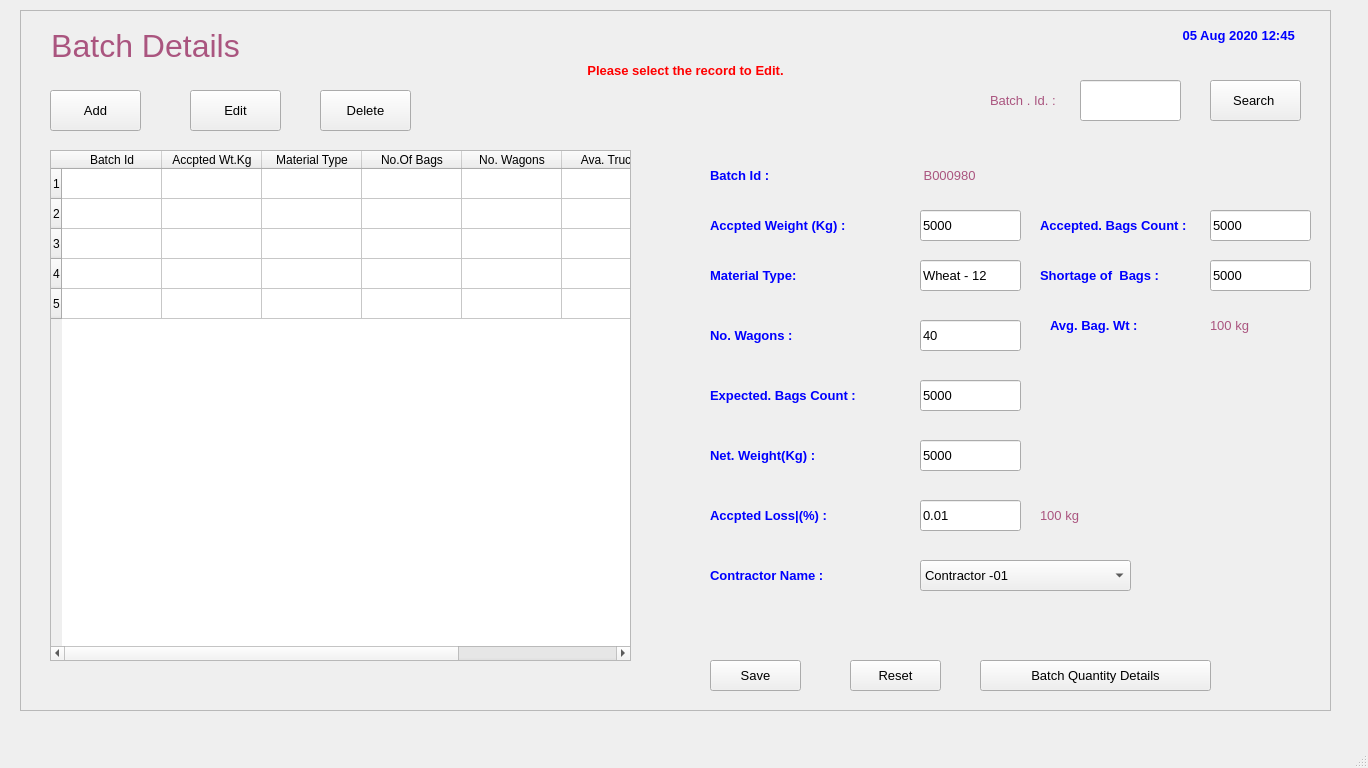
First picture: the form in FCI/ui/fci_02_Batches.ui, repository sanjaymanegit/testRepo, before the edit.
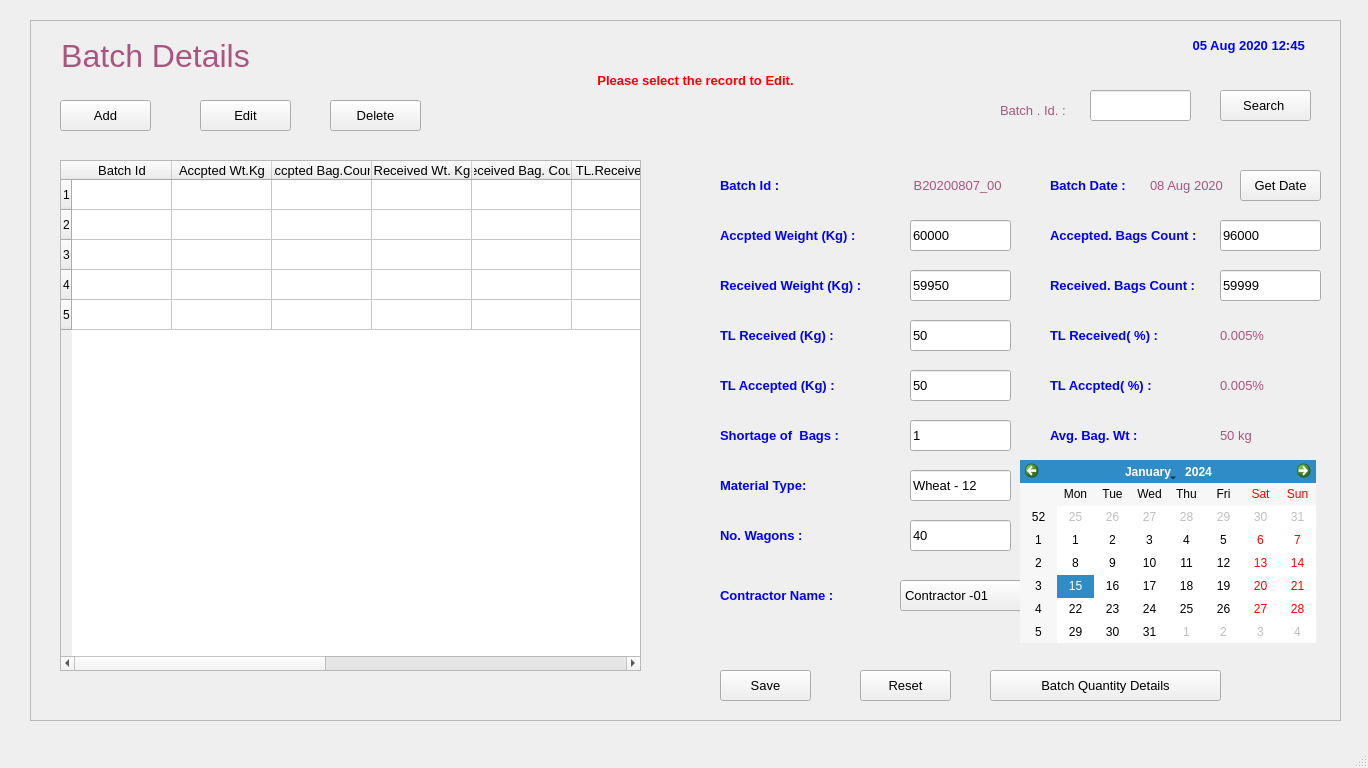
Second picture: the form after the edit.

Patch:
```diff
--- a/FCI/ui/fci_02_Batches.ui
+++ b/FCI/ui/fci_02_Batches.ui
@@ -23,8 +23,8 @@
    <widget class="QFrame" name="frame">
     <property name="geometry">
      <rect>
-      <x>20</x>
-      <y>10</y>
+      <x>30</x>
+      <y>20</y>
       <width>1311</width>
       <height>701</height>
      </rect>
@@ -93,7 +93,7 @@
        <x>30</x>
        <y>80</y>
        <width>91</width>
-       <height>41</height>
+       <height>31</height>
       </rect>
      </property>
      <property name="font">
@@ -111,7 +111,7 @@
        <x>170</x>
        <y>80</y>
        <width>91</width>
-       <height>41</height>
+       <height>31</height>
       </rect>
      </property>
      <property name="font">
@@ -129,7 +129,7 @@
        <x>300</x>
        <y>80</y>
        <width>91</width>
-       <height>41</height>
+       <height>31</height>
       </rect>
      </property>
      <property name="font">
@@ -179,37 +179,192 @@
       <property name="text">
        <string>Batch Id</string>
       </property>
+      <property name="font">
+       <font>
+        <pointsize>10</pointsize>
+       </font>
+      </property>
      </column>
      <column>
       <property name="text">
        <string>Accpted Wt.Kg</string>
       </property>
+      <property name="font">
+       <font>
+        <pointsize>10</pointsize>
+       </font>
+      </property>
+     </column>
+     <column>
+      <property name="text">
+       <string>Accpted Bag.Count</string>
+      </property>
+      <property name="font">
+       <font>
+        <pointsize>10</pointsize>
+       </font>
+      </property>
+     </column>
+     <column>
+      <property name="text">
+       <string>Received Wt. Kg</string>
+      </property>
+      <property name="font">
+       <font>
+        <pointsize>10</pointsize>
+       </font>
+      </property>
+     </column>
+     <column>
+      <property name="text">
+       <string>Received Bag. Count</string>
+      </property>
+      <property name="font">
+       <font>
+        <pointsize>10</pointsize>
+       </font>
+      </property>
+     </column>
+     <column>
+      <property name="text">
+       <string>TL.Received Kg</string>
+      </property>
+      <property name="font">
+       <font>
+        <pointsize>10</pointsize>
+       </font>
+      </property>
+     </column>
+     <column>
+      <property name="text">
+       <string>TL.Received %</string>
+      </property>
+      <property name="font">
+       <font>
+        <pointsize>10</pointsize>
+       </font>
+      </property>
+     </column>
+     <column>
+      <property name="text">
+       <string>TL Accpted Kg</string>
+      </property>
+      <property name="font">
+       <font>
+        <pointsize>10</pointsize>
+       </font>
+      </property>
+     </column>
+     <column>
+      <property name="text">
+       <string>TL Accpted %</string>
+      </property>
+      <property name="font">
+       <font>
+        <pointsize>10</pointsize>
+       </font>
+      </property>
      </column>
      <column>
       <property name="text">
        <string>Material Type</string>
       </property>
-     </column>
-     <column>
-      <property name="text">
-       <string>No.Of Bags</string>
+      <property name="font">
+       <font>
+        <pointsize>10</pointsize>
+       </font>
       </property>
      </column>
      <column>
       <property name="text">
        <string>No. Wagons</string>
       </property>
-     </column>
-     <column>
-      <property name="text">
-       <string>Ava. Trucks</string>
+      <property name="font">
+       <font>
+        <pointsize>10</pointsize>
+       </font>
       </property>
      </column>
-     <column>
+     <item row="0" column="0">
       <property name="text">
-       <string>Remark</string>
+       <string/>
       </property>
-     </column>
+      <property name="font">
+       <font>
+        <pointsize>10</pointsize>
+       </font>
+      </property>
+     </item>
+     <item row="0" column="1">
+      <property name="font">
+       <font>
+        <pointsize>10</pointsize>
+       </font>
+      </property>
+     </item>
+     <item row="0" column="2">
+      <property name="font">
+       <font>
+        <pointsize>10</pointsize>
+       </font>
+      </property>
+     </item>
+     <item row="0" column="3">
+      <property name="font">
+       <font>
+        <pointsize>10</pointsize>
+       </font>
+      </property>
+     </item>
+     <item row="0" column="4">
+      <property name="font">
+       <font>
+        <pointsize>10</pointsize>
+       </font>
+      </property>
+     </item>
+     <item row="0" column="5">
+      <property name="font">
+       <font>
+        <pointsize>10</pointsize>
+       </font>
+      </property>
+     </item>
+     <item row="0" column="6">
+      <property name="font">
+       <font>
+        <pointsize>10</pointsize>
+       </font>
+      </property>
+     </item>
+     <item row="0" column="7">
+      <property name="font">
+       <font>
+        <pointsize>10</pointsize>
+       </font>
+      </property>
+     </item>
+     <item row="0" column="8">
+      <property name="font">
+       <font>
+        <pointsize>10</pointsize>
+       </font>
+      </property>
+     </item>
+     <item row="0" column="9">
+      <property name="font">
+       <font>
+        <pointsize>10</pointsize>
+       </font>
+      </property>
+     </item>
+     <item row="0" column="10">
+      <property name="font">
+       <font>
+        <pointsize>10</pointsize>
+       </font>
+      </property>
+     </item>
     </widget>
     <widget class="QLabel" name="label_21">
      <property name="geometry">
@@ -299,8 +454,8 @@
      <property name="geometry">
       <rect>
        <x>690</x>
-       <y>250</y>
-       <width>171</width>
+       <y>450</y>
+       <width>161</width>
        <height>31</height>
       </rect>
      </property>
@@ -327,8 +482,8 @@
      <property name="geometry">
       <rect>
        <x>690</x>
-       <y>310</y>
-       <width>111</width>
+       <y>500</y>
+       <width>141</width>
        <height>31</height>
       </rect>
      </property>
@@ -351,67 +506,11 @@
       <set>Qt::AlignLeading|Qt::AlignLeft|Qt::AlignVCenter</set>
      </property>
     </widget>
-    <widget class="QLabel" name="label_26">
-     <property name="geometry">
-      <rect>
-       <x>690</x>
-       <y>370</y>
-       <width>181</width>
-       <height>31</height>
-      </rect>
-     </property>
-     <property name="font">
-      <font>
-       <family>MS Shell Dlg 2</family>
-       <pointsize>10</pointsize>
-       <weight>75</weight>
-       <bold>true</bold>
-       <underline>false</underline>
-      </font>
-     </property>
-     <property name="styleSheet">
-      <string notr="true">color: rgb(0, 0, 255);</string>
-     </property>
-     <property name="text">
-      <string>Expected. Bags Count :</string>
-     </property>
-     <property name="alignment">
-      <set>Qt::AlignLeading|Qt::AlignLeft|Qt::AlignVCenter</set>
-     </property>
-    </widget>
-    <widget class="QLabel" name="label_27">
-     <property name="geometry">
-      <rect>
-       <x>690</x>
-       <y>490</y>
-       <width>181</width>
-       <height>31</height>
-      </rect>
-     </property>
-     <property name="font">
-      <font>
-       <family>MS Shell Dlg 2</family>
-       <pointsize>10</pointsize>
-       <weight>75</weight>
-       <bold>true</bold>
-       <underline>false</underline>
-      </font>
-     </property>
-     <property name="styleSheet">
-      <string notr="true">color: rgb(0, 0, 255);</string>
-     </property>
-     <property name="text">
-      <string>Accpted Loss|(%) :</string>
-     </property>
-     <property name="alignment">
-      <set>Qt::AlignLeading|Qt::AlignLeft|Qt::AlignVCenter</set>
-     </property>
-    </widget>
     <widget class="QLabel" name="label_28">
      <property name="geometry">
       <rect>
        <x>690</x>
-       <y>550</y>
+       <y>560</y>
        <width>181</width>
        <height>31</height>
       </rect>
@@ -438,7 +537,7 @@
     <widget class="QLabel" name="label_2">
      <property name="geometry">
       <rect>
-       <x>900</x>
+       <x>880</x>
        <y>150</y>
        <width>91</width>
        <height>31</height>
@@ -453,7 +552,7 @@
       <string notr="true">color: rgb(170, 85, 127);</string>
      </property>
      <property name="text">
-      <string> B000980</string>
+      <string> B20200807_00</string>
      </property>
      <property name="alignment">
       <set>Qt::AlignLeading|Qt::AlignLeft|Qt::AlignVCenter</set>
@@ -462,7 +561,7 @@
     <widget class="QLineEdit" name="lineEdit">
      <property name="geometry">
       <rect>
-       <x>900</x>
+       <x>880</x>
        <y>200</y>
        <width>101</width>
        <height>31</height>
@@ -474,14 +573,14 @@
       </font>
      </property>
      <property name="text">
-      <string>5000</string>
+      <string>60000</string>
      </property>
     </widget>
     <widget class="QLineEdit" name="lineEdit_2">
      <property name="geometry">
       <rect>
-       <x>900</x>
-       <y>250</y>
+       <x>880</x>
+       <y>450</y>
        <width>101</width>
        <height>31</height>
       </rect>
@@ -498,8 +597,8 @@
     <widget class="QLineEdit" name="lineEdit_3">
      <property name="geometry">
       <rect>
-       <x>900</x>
-       <y>310</y>
+       <x>880</x>
+       <y>500</y>
        <width>101</width>
        <height>31</height>
       </rect>
@@ -513,93 +612,11 @@
       <string>40</string>
      </property>
     </widget>
-    <widget class="QLineEdit" name="lineEdit_4">
-     <property name="geometry">
-      <rect>
-       <x>900</x>
-       <y>370</y>
-       <width>101</width>
-       <height>31</height>
-      </rect>
-     </property>
-     <property name="font">
-      <font>
-       <pointsize>10</pointsize>
-      </font>
-     </property>
-     <property name="text">
-      <string>5000</string>
-     </property>
-    </widget>
-    <widget class="QLabel" name="label_29">
-     <property name="geometry">
-      <rect>
-       <x>690</x>
-       <y>430</y>
-       <width>181</width>
-       <height>31</height>
-      </rect>
-     </property>
-     <property name="font">
-      <font>
-       <family>MS Shell Dlg 2</family>
-       <pointsize>10</pointsize>
-       <weight>75</weight>
-       <bold>true</bold>
-       <underline>false</underline>
-      </font>
-     </property>
-     <property name="styleSheet">
-      <string notr="true">color: rgb(0, 0, 255);</string>
-     </property>
-     <property name="text">
-      <string>Net. Weight(Kg) :</string>
-     </property>
-     <property name="alignment">
-      <set>Qt::AlignLeading|Qt::AlignLeft|Qt::AlignVCenter</set>
-     </property>
-    </widget>
-    <widget class="QLineEdit" name="lineEdit_5">
-     <property name="geometry">
-      <rect>
-       <x>900</x>
-       <y>430</y>
-       <width>101</width>
-       <height>31</height>
-      </rect>
-     </property>
-     <property name="font">
-      <font>
-       <pointsize>10</pointsize>
-      </font>
-     </property>
-     <property name="text">
-      <string>5000</string>
-     </property>
-    </widget>
-    <widget class="QLineEdit" name="lineEdit_6">
-     <property name="geometry">
-      <rect>
-       <x>900</x>
-       <y>490</y>
-       <width>101</width>
-       <height>31</height>
-      </rect>
-     </property>
-     <property name="font">
-      <font>
-       <pointsize>10</pointsize>
-      </font>
-     </property>
-     <property name="text">
-      <string>0.01</string>
-     </property>
-    </widget>
     <widget class="QComboBox" name="comboBox">
      <property name="geometry">
       <rect>
-       <x>900</x>
-       <y>550</y>
+       <x>870</x>
+       <y>560</y>
        <width>211</width>
        <height>31</height>
       </rect>
@@ -667,7 +684,7 @@
        <x>1060</x>
        <y>70</y>
        <width>101</width>
-       <height>41</height>
+       <height>31</height>
       </rect>
      </property>
      <property name="font">
@@ -685,7 +702,7 @@
        <x>1190</x>
        <y>70</y>
        <width>91</width>
-       <height>41</height>
+       <height>31</height>
       </rect>
      </property>
      <property name="font">
@@ -721,35 +738,11 @@
       <set>Qt::AlignLeading|Qt::AlignLeft|Qt::AlignVCenter</set>
      </property>
     </widget>
-    <widget class="QLabel" name="label_4">
-     <property name="geometry">
-      <rect>
-       <x>1020</x>
-       <y>490</y>
-       <width>91</width>
-       <height>31</height>
-      </rect>
-     </property>
-     <property name="font">
-      <font>
-       <pointsize>10</pointsize>
-      </font>
-     </property>
-     <property name="styleSheet">
-      <string notr="true">color: rgb(170, 85, 127);</string>
-     </property>
-     <property name="text">
-      <string>100 kg</string>
-     </property>
-     <property name="alignment">
-      <set>Qt::AlignLeading|Qt::AlignLeft|Qt::AlignVCenter</set>
-     </property>
-    </widget>
     <widget class="QLabel" name="label_30">
      <property name="geometry">
       <rect>
-       <x>1020</x>
-       <y>250</y>
+       <x>690</x>
+       <y>400</y>
        <width>141</width>
        <height>31</height>
       </rect>
@@ -776,8 +769,8 @@
     <widget class="QLineEdit" name="lineEdit_8">
      <property name="geometry">
       <rect>
-       <x>1190</x>
-       <y>250</y>
+       <x>880</x>
+       <y>400</y>
        <width>101</width>
        <height>31</height>
       </rect>
@@ -788,7 +781,7 @@
       </font>
      </property>
      <property name="text">
-      <string>5000</string>
+      <string>1</string>
      </property>
     </widget>
     <widget class="QLabel" name="label_31">
@@ -834,14 +827,14 @@
       </font>
      </property>
      <property name="text">
-      <string>5000</string>
+      <string>96000</string>
      </property>
     </widget>
     <widget class="QLabel" name="label_32">
      <property name="geometry">
       <rect>
-       <x>1030</x>
-       <y>300</y>
+       <x>1020</x>
+       <y>400</y>
        <width>111</width>
        <height>31</height>
       </rect>
@@ -869,7 +862,7 @@
      <property name="geometry">
       <rect>
        <x>1190</x>
-       <y>300</y>
+       <y>400</y>
        <width>91</width>
        <height>31</height>
       </rect>
@@ -883,7 +876,7 @@
       <string notr="true">color: rgb(170, 85, 127);</string>
      </property>
      <property name="text">
-      <string>100 kg</string>
+      <string>50 kg</string>
      </property>
      <property name="alignment">
       <set>Qt::AlignLeading|Qt::AlignLeft|Qt::AlignVCenter</set>
@@ -907,6 +900,374 @@
       <string>Batch Quantity Details</string>
      </property>
     </widget>
+    <widget class="QLabel" name="label_33">
+     <property name="geometry">
+      <rect>
+       <x>1020</x>
+       <y>150</y>
+       <width>111</width>
+       <height>31</height>
+      </rect>
+     </property>
+     <property name="font">
+      <font>
+       <family>MS Shell Dlg 2</family>
+       <pointsize>10</pointsize>
+       <weight>75</weight>
+       <bold>true</bold>
+       <underline>false</underline>
+      </font>
+     </property>
+     <property name="styleSheet">
+      <string notr="true">color: rgb(0, 0, 255);</string>
+     </property>
+     <property name="text">
+      <string>Batch Date :</string>
+     </property>
+     <property name="alignment">
+      <set>Qt::AlignLeading|Qt::AlignLeft|Qt::AlignVCenter</set>
+     </property>
+    </widget>
+    <widget class="QLabel" name="label_6">
+     <property name="geometry">
+      <rect>
+       <x>1120</x>
+       <y>150</y>
+       <width>91</width>
+       <height>31</height>
+      </rect>
+     </property>
+     <property name="font">
+      <font>
+       <pointsize>10</pointsize>
+      </font>
+     </property>
+     <property name="styleSheet">
+      <string notr="true">color: rgb(170, 85, 127);</string>
+     </property>
+     <property name="text">
+      <string>08 Aug 2020</string>
+     </property>
+     <property name="alignment">
+      <set>Qt::AlignLeading|Qt::AlignLeft|Qt::AlignVCenter</set>
+     </property>
+    </widget>
+    <widget class="QPushButton" name="pushButton_8">
+     <property name="geometry">
+      <rect>
+       <x>1210</x>
+       <y>150</y>
+       <width>81</width>
+       <height>31</height>
+      </rect>
+     </property>
+     <property name="font">
+      <font>
+       <pointsize>10</pointsize>
+      </font>
+     </property>
+     <property name="text">
+      <string>Get Date</string>
+     </property>
+    </widget>
+    <widget class="QLabel" name="label_26">
+     <property name="geometry">
+      <rect>
+       <x>690</x>
+       <y>250</y>
+       <width>171</width>
+       <height>31</height>
+      </rect>
+     </property>
+     <property name="font">
+      <font>
+       <family>MS Shell Dlg 2</family>
+       <pointsize>10</pointsize>
+       <weight>75</weight>
+       <bold>true</bold>
+       <underline>false</underline>
+      </font>
+     </property>
+     <property name="styleSheet">
+      <string notr="true">color: rgb(0, 0, 255);</string>
+     </property>
+     <property name="text">
+      <string>Received Weight (Kg) :</string>
+     </property>
+     <property name="alignment">
+      <set>Qt::AlignLeading|Qt::AlignLeft|Qt::AlignVCenter</set>
+     </property>
+    </widget>
+    <widget class="QLineEdit" name="lineEdit_4">
+     <property name="geometry">
+      <rect>
+       <x>880</x>
+       <y>250</y>
+       <width>101</width>
+       <height>31</height>
+      </rect>
+     </property>
+     <property name="font">
+      <font>
+       <pointsize>10</pointsize>
+      </font>
+     </property>
+     <property name="text">
+      <string>59950</string>
+     </property>
+    </widget>
+    <widget class="QLabel" name="label_34">
+     <property name="geometry">
+      <rect>
+       <x>1020</x>
+       <y>250</y>
+       <width>161</width>
+       <height>31</height>
+      </rect>
+     </property>
+     <property name="font">
+      <font>
+       <family>MS Shell Dlg 2</family>
+       <pointsize>10</pointsize>
+       <weight>75</weight>
+       <bold>true</bold>
+       <underline>false</underline>
+      </font>
+     </property>
+     <property name="styleSheet">
+      <string notr="true">color: rgb(0, 0, 255);</string>
+     </property>
+     <property name="text">
+      <string>Received. Bags Count :</string>
+     </property>
+     <property name="alignment">
+      <set>Qt::AlignLeading|Qt::AlignLeft|Qt::AlignVCenter</set>
+     </property>
+    </widget>
+    <widget class="QLineEdit" name="lineEdit_10">
+     <property name="geometry">
+      <rect>
+       <x>1190</x>
+       <y>250</y>
+       <width>101</width>
+       <height>31</height>
+      </rect>
+     </property>
+     <property name="font">
+      <font>
+       <pointsize>10</pointsize>
+      </font>
+     </property>
+     <property name="text">
+      <string>59999</string>
+     </property>
+    </widget>
+    <widget class="QLabel" name="label_27">
+     <property name="geometry">
+      <rect>
+       <x>690</x>
+       <y>300</y>
+       <width>141</width>
+       <height>31</height>
+      </rect>
+     </property>
+     <property name="font">
+      <font>
+       <family>MS Shell Dlg 2</family>
+       <pointsize>10</pointsize>
+       <weight>75</weight>
+       <bold>true</bold>
+       <underline>false</underline>
+      </font>
+     </property>
+     <property name="styleSheet">
+      <string notr="true">color: rgb(0, 0, 255);</string>
+     </property>
+     <property name="text">
+      <string>TL Received (Kg) :</string>
+     </property>
+     <property name="alignment">
+      <set>Qt::AlignLeading|Qt::AlignLeft|Qt::AlignVCenter</set>
+     </property>
+    </widget>
+    <widget class="QLineEdit" name="lineEdit_5">
+     <property name="geometry">
+      <rect>
+       <x>880</x>
+       <y>300</y>
+       <width>101</width>
+       <height>31</height>
+      </rect>
+     </property>
+     <property name="font">
+      <font>
+       <pointsize>10</pointsize>
+      </font>
+     </property>
+     <property name="text">
+      <string>50</string>
+     </property>
+    </widget>
+    <widget class="QLabel" name="label_29">
+     <property name="geometry">
+      <rect>
+       <x>1020</x>
+       <y>300</y>
+       <width>141</width>
+       <height>31</height>
+      </rect>
+     </property>
+     <property name="font">
+      <font>
+       <family>MS Shell Dlg 2</family>
+       <pointsize>10</pointsize>
+       <weight>75</weight>
+       <bold>true</bold>
+       <underline>false</underline>
+      </font>
+     </property>
+     <property name="styleSheet">
+      <string notr="true">color: rgb(0, 0, 255);</string>
+     </property>
+     <property name="text">
+      <string>TL Received( %) :</string>
+     </property>
+     <property name="alignment">
+      <set>Qt::AlignLeading|Qt::AlignLeft|Qt::AlignVCenter</set>
+     </property>
+    </widget>
+    <widget class="QLabel" name="label_7">
+     <property name="geometry">
+      <rect>
+       <x>1190</x>
+       <y>300</y>
+       <width>91</width>
+       <height>31</height>
+      </rect>
+     </property>
+     <property name="font">
+      <font>
+       <pointsize>10</pointsize>
+      </font>
+     </property>
+     <property name="styleSheet">
+      <string notr="true">color: rgb(170, 85, 127);</string>
+     </property>
+     <property name="text">
+      <string>0.005%</string>
+     </property>
+     <property name="alignment">
+      <set>Qt::AlignLeading|Qt::AlignLeft|Qt::AlignVCenter</set>
+     </property>
+    </widget>
+    <widget class="QLabel" name="label_35">
+     <property name="geometry">
+      <rect>
+       <x>690</x>
+       <y>350</y>
+       <width>141</width>
+       <height>31</height>
+      </rect>
+     </property>
+     <property name="font">
+      <font>
+       <family>MS Shell Dlg 2</family>
+       <pointsize>10</pointsize>
+       <weight>75</weight>
+       <bold>true</bold>
+       <underline>false</underline>
+      </font>
+     </property>
+     <property name="styleSheet">
+      <string notr="true">color: rgb(0, 0, 255);</string>
+     </property>
+     <property name="text">
+      <string>TL Accepted (Kg) :</string>
+     </property>
+     <property name="alignment">
+      <set>Qt::AlignLeading|Qt::AlignLeft|Qt::AlignVCenter</set>
+     </property>
+    </widget>
+    <widget class="QLineEdit" name="lineEdit_6">
+     <property name="geometry">
+      <rect>
+       <x>880</x>
+       <y>350</y>
+       <width>101</width>
+       <height>31</height>
+      </rect>
+     </property>
+     <property name="font">
+      <font>
+       <pointsize>10</pointsize>
+      </font>
+     </property>
+     <property name="text">
+      <string>50</string>
+     </property>
+    </widget>
+    <widget class="QLabel" name="label_36">
+     <property name="geometry">
+      <rect>
+       <x>1020</x>
+       <y>350</y>
+       <width>141</width>
+       <height>31</height>
+      </rect>
+     </property>
+     <property name="font">
+      <font>
+       <family>MS Shell Dlg 2</family>
+       <pointsize>10</pointsize>
+       <weight>75</weight>
+       <bold>true</bold>
+       <underline>false</underline>
+      </font>
+     </property>
+     <property name="styleSheet">
+      <string notr="true">color: rgb(0, 0, 255);</string>
+     </property>
+     <property name="text">
+      <string>TL Accpted( %) :</string>
+     </property>
+     <property name="alignment">
+      <set>Qt::AlignLeading|Qt::AlignLeft|Qt::AlignVCenter</set>
+     </property>
+    </widget>
+    <widget class="QLabel" name="label_8">
+     <property name="geometry">
+      <rect>
+       <x>1190</x>
+       <y>350</y>
+       <width>91</width>
+       <height>31</height>
+      </rect>
+     </property>
+     <property name="font">
+      <font>
+       <pointsize>10</pointsize>
+      </font>
+     </property>
+     <property name="styleSheet">
+      <string notr="true">color: rgb(170, 85, 127);</string>
+     </property>
+     <property name="text">
+      <string>0.005%</string>
+     </property>
+     <property name="alignment">
+      <set>Qt::AlignLeading|Qt::AlignLeft|Qt::AlignVCenter</set>
+     </property>
+    </widget>
+    <widget class="QCalendarWidget" name="calendarWidget">
+     <property name="geometry">
+      <rect>
+       <x>990</x>
+       <y>440</y>
+       <width>296</width>
+       <height>183</height>
+      </rect>
+     </property>
+    </widget>
    </widget>
   </widget>
   <widget class="QMenuBar" name="menubar">
```
